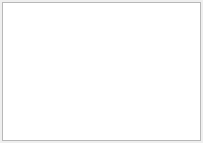
This is application/GUI/AutoComplete/AutoComplete.ui in Ummon/D-LAN as Qt 5 draws it before an edit. The edited form follows.
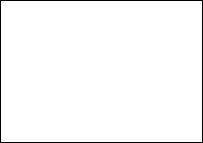
This is the edited form.

Patch:
```diff
--- a/application/GUI/AutoComplete/AutoComplete.ui
+++ b/application/GUI/AutoComplete/AutoComplete.ui
@@ -18,22 +18,32 @@
   </property>
   <layout class="QVBoxLayout" name="verticalLayout">
    <property name="spacing">
-    <number>2</number>
+    <number>0</number>
    </property>
    <property name="leftMargin">
-    <number>2</number>
+    <number>0</number>
    </property>
    <property name="topMargin">
-    <number>2</number>
+    <number>0</number>
    </property>
    <property name="rightMargin">
-    <number>2</number>
+    <number>0</number>
    </property>
    <property name="bottomMargin">
-    <number>2</number>
+    <number>0</number>
    </property>
    <item>
-    <widget class="QListView" name="listView"/>
+    <widget class="QListView" name="listView">
+     <property name="frameShape">
+      <enum>QFrame::Box</enum>
+     </property>
+     <property name="frameShadow">
+      <enum>QFrame::Plain</enum>
+     </property>
+     <property name="lineWidth">
+      <number>1</number>
+     </property>
+    </widget>
    </item>
   </layout>
  </widget>
```
